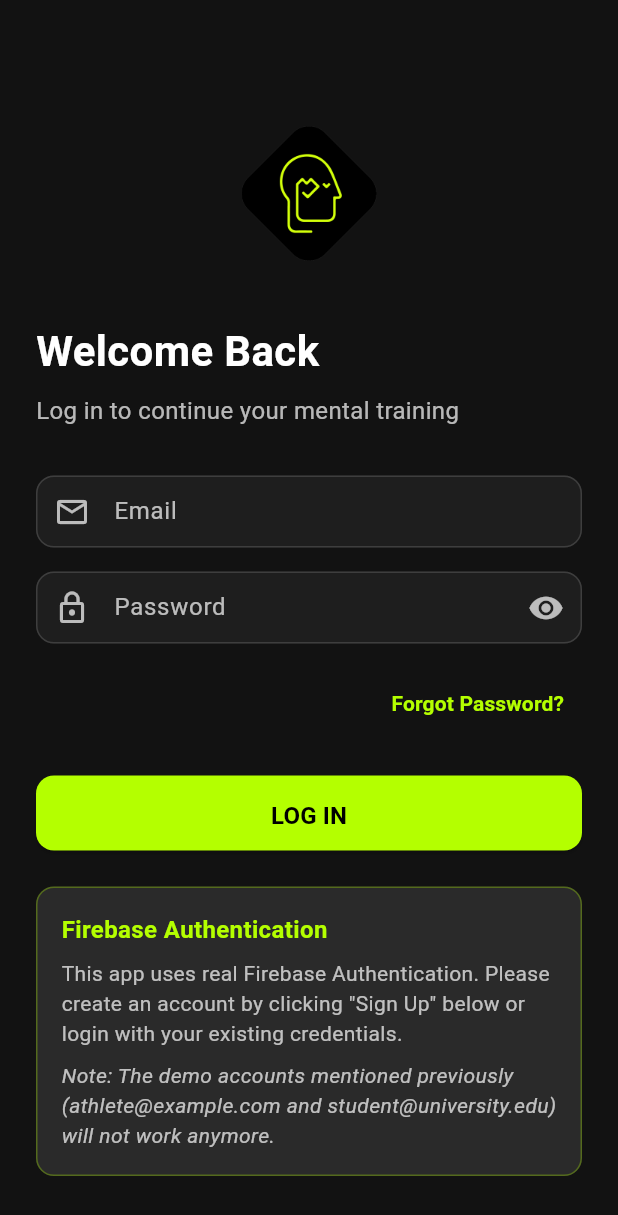
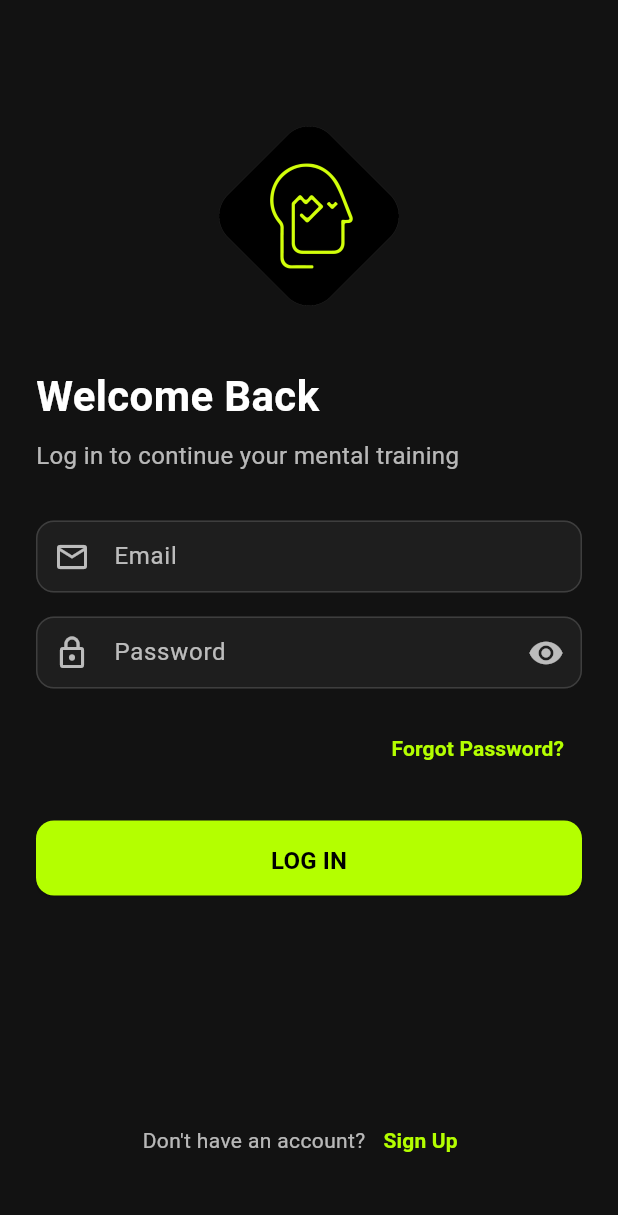
Before and after one commit to hmperform/NewFocus5Cursor, a Flutter app: the LoginScreen screen opened by its route, on a phone screen of 412 x 824 dp. Shown: the top 1215 px of the screen. Run offline on Flutter 3.47's test engine with Material 3 defaults, Android fonts, the phone set to English and light mode, and no system bars; our stand-ins replace cached_network_image, cloud_firestore, confetti, firebase_auth, firebase_core, firebase_storage and 12 more; accounts and stored records are empty; network calls fail.

Commit message:
Login screens cleaned up and onboarding slightly fixed.

```diff
--- a/focus5/lib/screens/auth/login_screen.dart
+++ b/focus5/lib/screens/auth/login_screen.dart
@@ -80,8 +80,13 @@
     return Scaffold(
       backgroundColor: const Color(0xFF121212),
       body: SafeArea(
+        child: Padding(
+          padding: const EdgeInsets.all(24.0),
+          child: Column(
+            crossAxisAlignment: CrossAxisAlignment.start,
+            children: [
+              Expanded(
                 child: SingleChildScrollView(
-          padding: const EdgeInsets.all(24.0),
                   child: Form(
                     key: _formKey,
                     child: Column(
@@ -92,8 +97,8 @@
                         // App logo
                         Center(
                           child: Container(
-                    height: 90,
-                    width: 90,
+                            height: 120,
+                            width: 120,
                             decoration: BoxDecoration(
                               color: const Color(0xFF121212),
                               borderRadius: BorderRadius.circular(20),
@@ -278,52 +283,16 @@
                                   ),
                           ),
                         ),
-
-                const SizedBox(height: 24),
-
-                // Demo account info
-                Container(
-                  width: double.infinity,
-                  padding: const EdgeInsets.all(16),
-                  decoration: BoxDecoration(
-                    color: const Color(0xFF2A2A2A),
-                    borderRadius: BorderRadius.circular(12),
-                    border: Border.all(color: const Color(0xFFB4FF00).withOpacity(0.3)),
-                  ),
-                  child: Column(
-                    crossAxisAlignment: CrossAxisAlignment.start,
-                    children: const [
-                      Text(
-                        'Firebase Authentication',
-                        style: TextStyle(
-                          fontWeight: FontWeight.bold,
-                          fontSize: 16,
-                          color: Color(0xFFB4FF00),
-                        ),
-                      ),
-                      SizedBox(height: 8),
-                      Text(
-                        'This app uses real Firebase Authentication. Please create an account by clicking "Sign Up" below or login with your existing credentials.',
-                        style: TextStyle(
-                          color: Colors.white70,
-                        ),
-                      ),
-                      SizedBox(height: 8),
-                      Text(
-                        'Note: The demo accounts mentioned previously (athlete@example.com and student@university.edu) will not work anymore.',
-                        style: TextStyle(
-                          fontStyle: FontStyle.italic,
-                          color: Colors.white70,
-                        ),
-                      ),
                       ],
                     ),
                   ),
+                ),
+              ),
 
-                const SizedBox(height: 24),
-
-                // Sign up link
-                Row(
+              // Sign up link (now outside Expanded, at the bottom)
+              Padding(
+                padding: const EdgeInsets.only(top: 16.0, bottom: 16.0),
+                child: Row(
                   mainAxisAlignment: MainAxisAlignment.center,
                   children: [
                     const Text(
@@ -347,8 +316,8 @@
                     ),
                   ],
                 ),
+              ),
             ],
-            ),
           ),
         ),
       ),
--- a/focus5/lib/screens/onboarding/onboarding_screen.dart
+++ b/focus5/lib/screens/onboarding/onboarding_screen.dart
@@ -27,18 +27,18 @@
 
   final List<Map<String, dynamic>> _onboardingSteps = [
     {
-      'title': 'Choose from 80+ weekly options',
-      'description': 'Daily training exercises to build your mental game',
+      'title': 'Train with Elite Coaches',
+      'description': 'Access daily audio, courses, and insights from top mental performance coaches.',
       'image': 'assets/images/onboarding/welcome.png',
     },
     {
-      'title': 'Audio sessions from pro coaches',
-      'description': 'Train with elite mental performance coaches every day',
+      'title': 'Personalized Coaching Access',
+      'description': 'Connect directly with certified mental coaches to accelerate your growth.',
       'image': 'assets/images/onboarding/audio.png',
     },
     {
-      'title': 'Master your mindset',
-      'description': 'Build confidence, reduce anxiety, and perform at your peak',
+      'title': 'Level Up Your Performance',
+      'description': 'Engage in challenges, earn badges, and track your progress towards peak mental fitness.',
       'image': 'assets/images/onboarding/courses.png',
     },
   ];
```
Also changed, not shown: focus5/lib/screens/auth/signup_screen.dart (+0 -33 lines). Lines whose indentation alone changed are shown as unchanged.
